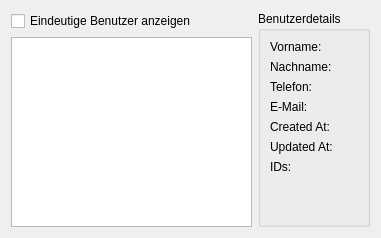
Above: src/ui/design/user_info.ui from CodeName-666/VDataParser before the change. Below: the same form after it.
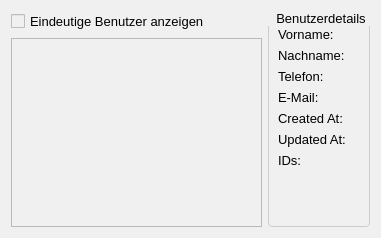
That is the form after the change.

Diff of the .ui file:
```diff
--- a/src/ui/design/user_info.ui
+++ b/src/ui/design/user_info.ui
@@ -13,6 +13,13 @@
   <property name="windowTitle">
    <string>Benutzerübersicht</string>
   </property>
+  <property name="styleSheet">
+   <string>QWidget { font-family: "Segoe UI", sans-serif; font-size: 10pt; background-color: #f0f0f0; }
+QPushButton { border: none; padding: 6px 12px; border-radius: 4px; background-color: #0078d7; color: white; }
+QPushButton:hover { background-color: #005a9e; }
+QGroupBox { border: 1px solid #cccccc; border-radius: 4px; margin-top: 6px; }
+QGroupBox::title { subcontrol-origin: margin; subcontrol-position: top left; padding: 0 6px; }</string>
+  </property>
   <layout class="QHBoxLayout" name="horizontalLayout">
    <item>
     <layout class="QVBoxLayout" name="verticalLayoutLeft">
```
